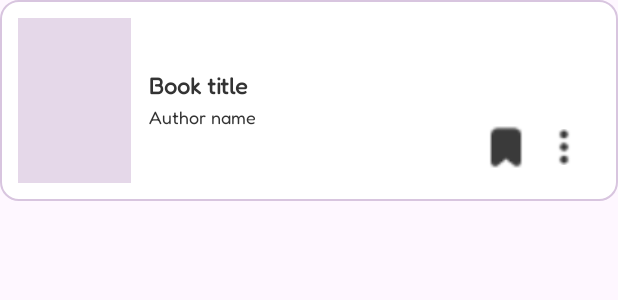
After one commit to oobyruby/bookmark, an Android app: the layout item_to_be_read.xml on its own in the app's theme, with its tools: preview values and no code run, on a phone screen of 412 x 824 dp. The commit adds this screen. Shown: the top 300 px of the screen. Run offline under Robolectric (Android 15) with nearby library versions, the phone set to English and light mode, and no system bars.

Commit message:
to be read is nearly, can remove books via the delete or book mark image.

```diff
--- /dev/null
+++ b/app/src/main/res/layout/item_to_be_read.xml
@@ -0,0 +1,75 @@
+<?xml version="1.0" encoding="utf-8"?>
+<LinearLayout xmlns:android="http://schemas.android.com/apk/res/android"
+    android:layout_width="match_parent"
+    android:layout_height="wrap_content"
+    android:orientation="horizontal"
+    android:gravity="center_vertical"
+    android:padding="12dp"
+    android:background="@drawable/profile_list_background">
+
+    <!-- Displays the book cover -->
+    <ImageView
+        android:id="@+id/toBeReadBookCover"
+        android:layout_width="75dp"
+        android:layout_height="110dp"
+        android:background="#E5D8E9"
+        android:scaleType="centerCrop"
+        android:contentDescription="Book cover" />
+
+    <!-- Holds the book title and author -->
+    <LinearLayout
+        android:layout_width="0dp"
+        android:layout_height="wrap_content"
+        android:layout_weight="1"
+        android:orientation="vertical"
+        android:layout_marginStart="12dp">
+
+        <!-- Displays the book title -->
+        <TextView
+            android:id="@+id/toBeReadBookTitle"
+            android:layout_width="match_parent"
+            android:layout_height="wrap_content"
+            android:text="Book title"
+            android:textColor="#333333"
+            android:textSize="15sp"
+            android:textStyle="bold" />
+
+        <!-- Displays the book author -->
+        <TextView
+            android:id="@+id/toBeReadBookAuthor"
+            android:layout_width="match_parent"
+            android:layout_height="wrap_content"
+            android:text="Author name"
+            android:textColor="@color/textGrey"
+            android:textSize="12sp"
+            android:layout_marginTop="4dp" />
+
+    </LinearLayout>
+
+    <LinearLayout
+        android:layout_width="wrap_content"
+        android:layout_height="wrap_content"
+        android:orientation="horizontal"
+        android:gravity="center_vertical"
+        android:layout_gravity="bottom">
+
+        <ImageView
+            android:id="@+id/toBeReadFavourite"
+            android:layout_width="29dp"
+            android:layout_height="29dp"
+            android:src="@drawable/bookmark"
+            android:contentDescription="Favourite" />
+
+        <ImageButton
+            android:id="@+id/toBeReadMenu"
+            android:layout_width="48dp"
+            android:layout_height="48dp"
+            android:padding="12dp"
+            android:scaleType="fitCenter"
+            android:background="@android:color/transparent"
+            android:src="@drawable/verticaldots"
+            android:contentDescription="Book options" />
+
+    </LinearLayout>
+
+</LinearLayout>
```
Also changed, not shown: app/src/main/java/uws/ac/uk/bookmark/ToBeRead.java (+157 -2 lines), app/src/main/java/uws/ac/uk/bookmark/ToBeReadAdapter.java (added, +166 -0 lines), app/src/main/res/layout/toberead.xml (+19 -16 lines), app/src/main/res/drawable/bookmark.png (added), app/src/main/res/drawable/bookmark_empty.png (added).
